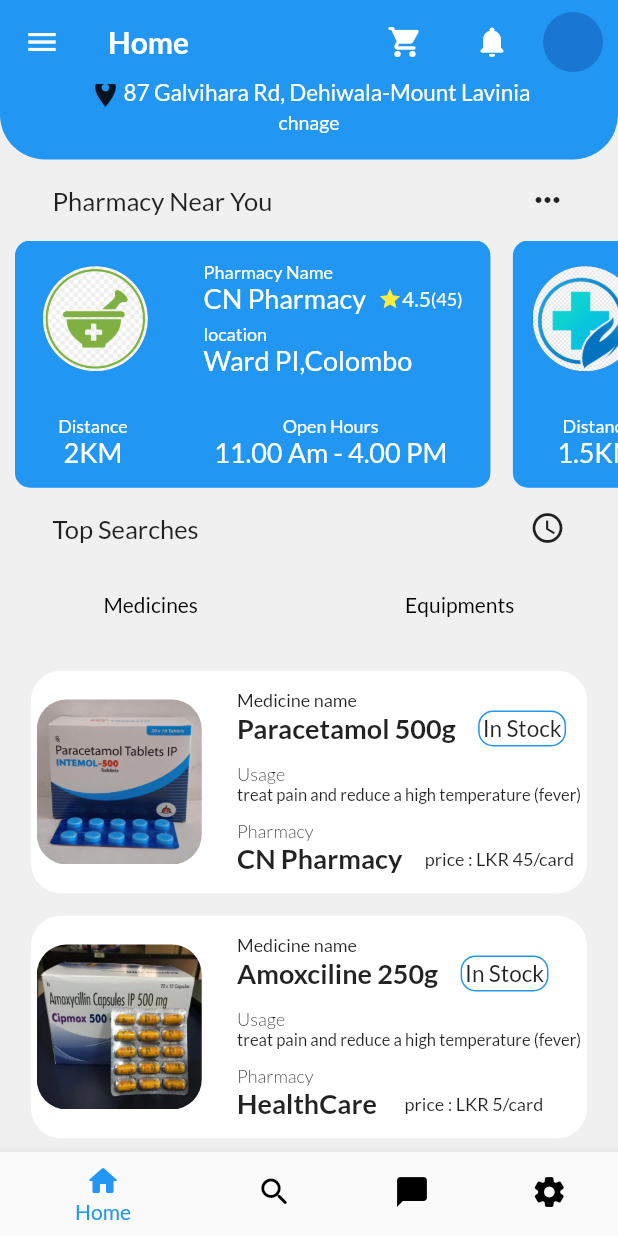
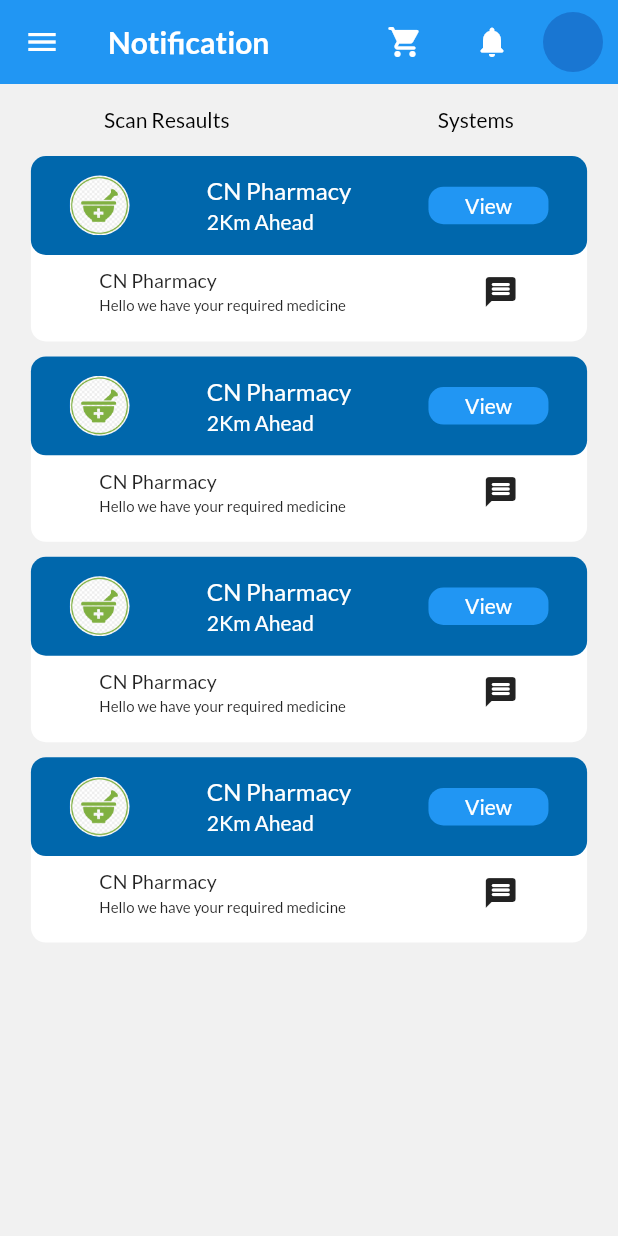
Before and after one commit to pasinduJDJ/capsule_patient-master, a Flutter app: the Home screen opened directly, scrolled down 192 dp, after a tap on the "notifications" icon, on a phone screen of 412 x 824 dp. Run offline on Flutter 3.47's test engine with Material 2 defaults, Android fonts, the phone set to English and light mode, and no system bars; our stand-ins replace google_fonts.

Commit message:
14 midden

```diff
--- a/lib/constants/colors.dart
+++ b/lib/constants/colors.dart
@@ -3,6 +3,6 @@
 const Color KprimaryColor = Colors.blue;
 const Color KsecondaryColor = Color.fromARGB(255, 0, 103, 172);
 // const Color textColor = Color(0xff2c3e50);
-const Color scaffoldBackground = Color.fromARGB(25, 151, 151, 151);
+const Color scaffoldBackground = Color.fromARGB(24, 156, 156, 156);
 const Color kblack = Color(0xff000000);
 const Color kWhite = Color(0xffffffff);
--- a/lib/main.dart
+++ b/lib/main.dart
@@ -1,5 +1,6 @@
 import 'package:capsule_patient/screens/home.dart';
 import 'package:capsule_patient/screens/login_screen.dart';
+import 'package:capsule_patient/screens/search_resault_screen.dart';
 import 'package:capsule_patient/screens/splash_screen.dart';
 import 'package:flutter/material.dart';
 import 'package:google_fonts/google_fonts.dart';
@@ -18,7 +19,7 @@
       theme: ThemeData(
         textTheme: GoogleFonts.latoTextTheme(),
       ),
-      home: const Home(),
+      home: SearchResaultScreen(),
     );
   }
 }
--- /dev/null
+++ b/lib/screens/notification_screen.dart
@@ -0,0 +1,91 @@
+import 'package:capsule_patient/constants/colors.dart';
+import 'package:capsule_patient/widgets/app_bar_widget.dart';
+import 'package:capsule_patient/widgets/drawer_widget.dart';
+import 'package:capsule_patient/widgets/notification_card.dart';
+import 'package:flutter/material.dart';
+
+class NotificationScreen extends StatelessWidget {
+  const NotificationScreen({super.key});
+
+  @override
+  Widget build(BuildContext context) {
+    return Scaffold(
+      drawer: const DrawerWidget(),
+      appBar: const AppBarWidget(
+        title: 'Notification',
+      ),
+      body: Container(
+        width: MediaQuery.of(context).size.width,
+        color: scaffoldBackground,
+        child: Column(
+          mainAxisAlignment: MainAxisAlignment.start,
+          children: [
+            Row(
+              mainAxisAlignment: MainAxisAlignment.spaceAround,
+              children: const [
+                TextButton(
+                  onPressed: null,
+                  child: Text(
+                    "Scan Resaults",
+                    style: TextStyle(color: kblack),
+                  ),
+                ),
+                TextButton(
+                  onPressed: null,
+                  child: Text(
+                    "Systems",
+                    style: TextStyle(color: kblack),
+                  ),
+                )
+              ],
+            ),
+            Container(
+              child: Column(
+                mainAxisAlignment: MainAxisAlignment.spaceAround,
+                children: [
+                  NotificationCard(
+                    notifipharmacyname: "CN Pharmacy",
+                    notifidistance: "2Km",
+                    notifimedicinename: "Paracetamol 500g",
+                    notifistate: "Hello we have your required medicine",
+                    notifipharmacylogo: Image.asset("assets/images/phr1.png"),
+                  ),
+                  SizedBox(
+                    height: 10,
+                  ),
+                  NotificationCard(
+                    notifipharmacyname: "CN Pharmacy",
+                    notifidistance: "2Km",
+                    notifimedicinename: "Paracetamol 500g",
+                    notifistate: "Hello we have your required medicine",
+                    notifipharmacylogo: Image.asset("assets/images/phr1.png"),
+                  ),
+                  SizedBox(
+                    height: 10,
+                  ),
+                  NotificationCard(
+                    notifipharmacyname: "CN Pharmacy",
+                    notifidistance: "2Km",
+                    notifimedicinename: "Paracetamol 500g",
+                    notifistate: "Hello we have your required medicine",
+                    notifipharmacylogo: Image.asset("assets/images/phr1.png"),
+                  ),
+                  SizedBox(
+                    height: 10,
+                  ),
+                  NotificationCard(
+                    notifipharmacyname: "CN Pharmacy",
+                    notifidistance: "2Km",
+                    notifimedicinename: "Paracetamol 500g",
+                    notifistate: "Hello we have your required medicine",
+                    notifipharmacylogo: Image.asset("assets/images/phr1.png"),
+                  ),
+                ],
+              ),
+            ),
+          ],
+        ),
+      ),
+    );
+  }
+}
--- a/lib/widgets/app_bar_widget.dart
+++ b/lib/widgets/app_bar_widget.dart
@@ -1,3 +1,4 @@
+import 'package:capsule_patient/screens/notification_screen.dart';
 import 'package:flutter/material.dart';
 
 class AppBarWidget extends StatelessWidget implements PreferredSizeWidget {
@@ -24,7 +25,13 @@
               const SizedBox(width: 10),
               IconButton(
                 icon: const Icon(Icons.notifications_rounded),
-                onPressed: () {},
+                onPressed: () {
+                  Navigator.pushReplacement(
+                      context,
+                      MaterialPageRoute(
+                          builder: (BuildContext context) =>
+                              NotificationScreen()));
+                },
               ),
               const SizedBox(width: 10),
               const CircleAvatar(
--- /dev/null
+++ b/lib/widgets/notification_card.dart
@@ -0,0 +1,103 @@
+import 'package:capsule_patient/constants/colors.dart';
+import 'package:capsule_patient/widgets/common/primary_button_widget.dart';
+import 'package:flutter/material.dart';
+
+class NotificationCard extends StatelessWidget {
+  const NotificationCard({
+    super.key,
+    required this.notifipharmacyname,
+    required this.notifidistance,
+    required this.notifimedicinename,
+    required this.notifistate,
+    required this.notifipharmacylogo,
+  });
+
+  final String notifipharmacyname;
+  final String notifidistance;
+  final String notifimedicinename;
+  final String notifistate;
+  final Image notifipharmacylogo;
+
+  @override
+  Widget build(BuildContext context) {
+    return Container(
+      // padding: EdgeInsets.symmetric(vertical: 10),
+      width: MediaQuery.of(context).size.width * 0.9,
+      height: MediaQuery.of(context).size.height * 0.15,
+      decoration: const BoxDecoration(
+          color: kWhite, borderRadius: BorderRadius.all(Radius.circular(10))),
+      child: Column(
+        children: [
+          Container(
+            height: MediaQuery.of(context).size.height * 0.08,
+            decoration: const BoxDecoration(
+                color: KsecondaryColor,
+                borderRadius: BorderRadius.all(Radius.circular(10))),
+            child: Row(
+              mainAxisAlignment: MainAxisAlignment.spaceAround,
+              children: [
+                SizedBox(
+                  width: 40,
+                  height: 40,
+                  child: CircleAvatar(
+                    backgroundImage: notifipharmacylogo.image,
+                    radius: 100,
+                  ),
+                ),
+                Column(
+                  mainAxisAlignment: MainAxisAlignment.center,
+                  crossAxisAlignment: CrossAxisAlignment.start,
+                  children: [
+                    Text(
+                      notifipharmacyname,
+                      style: const TextStyle(fontSize: 16, color: kWhite),
+                    ),
+                    const SizedBox(
+                      height: 3,
+                    ),
+                    Text(
+                      "$notifidistance Ahead",
+                      style: const TextStyle(color: kWhite),
+                    )
+                  ],
+                ),
+                const PrimaryButtonWidget(
+                  text: "View",
+                  width: 80,
+                  height: 25,
+                )
+              ],
+            ),
+          ),
+          const SizedBox(
+            height: 8,
+          ),
+          Container(
+            height: MediaQuery.of(context).size.height * 0.04,
+            child: Row(
+              mainAxisAlignment: MainAxisAlignment.spaceAround,
+              children: [
+                Column(
+                  mainAxisAlignment: MainAxisAlignment.spaceAround,
+                  crossAxisAlignment: CrossAxisAlignment.start,
+                  children: [
+                    Text(
+                      notifipharmacyname,
+                      style:
+                          TextStyle(fontSize: 13, fontWeight: FontWeight.w500),
+                    ),
+                    Text(
+                      notifistate,
+                      style: TextStyle(fontSize: 10),
+                    )
+                  ],
+                ),
+                Icon(Icons.message_rounded)
+              ],
+            ),
+          )
+        ],
+      ),
+    );
+  }
+}
```
Also changed, not shown: lib/screens/search_resault_screen.dart (added, +121 -0 lines).
